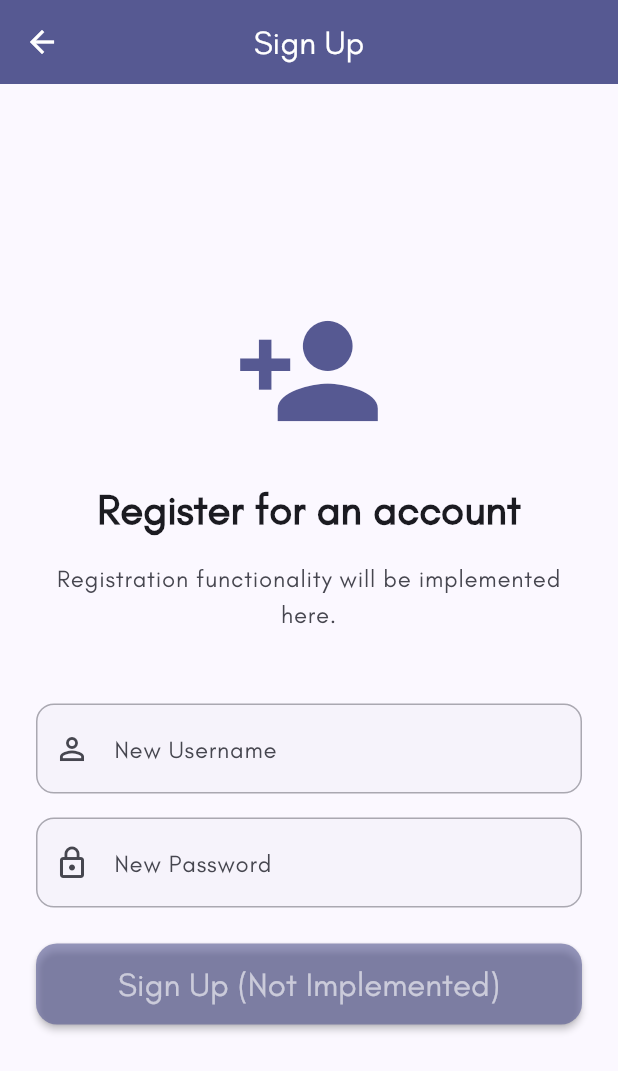
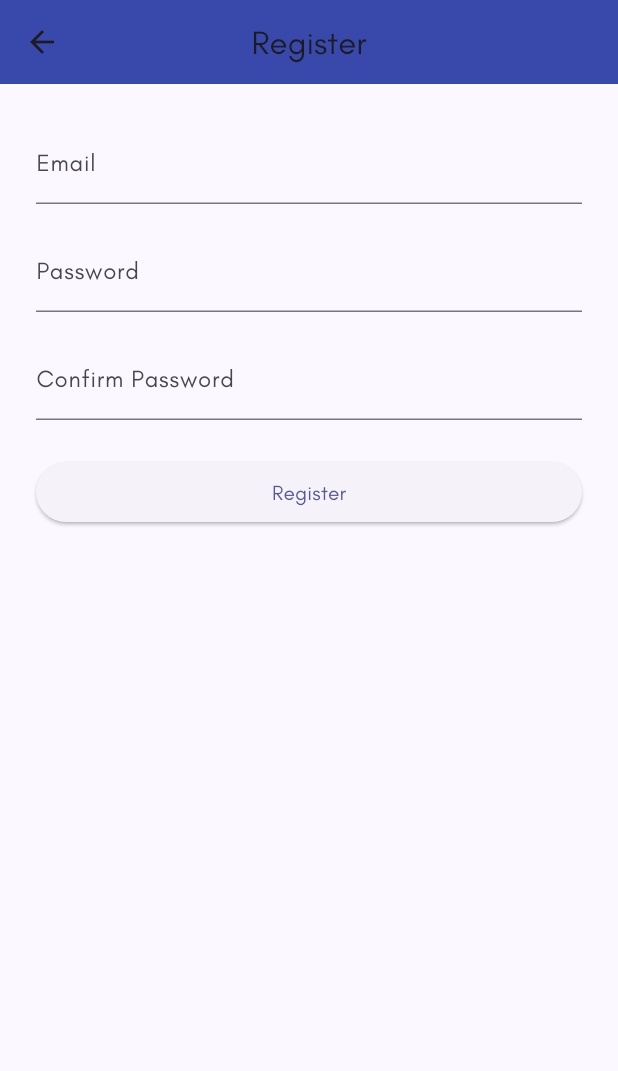
Before and after one commit to Cole-Brito/ENG4001, a Flutter app: the RegisterScreen screen opened directly, on a phone screen of 412 x 824 dp. Shown: the top 1071 px of the screen. Run offline on Flutter 3.47's test engine with Material 3 defaults, Android fonts, the light colour scheme and no system bars; our stand-ins replace firebase_auth, firebase_core; accounts and stored records are empty.

Commit message:
JL - Integrated Firebase Authentication for login and registration

```diff
--- a/lib/screens/register_screen.dart
+++ b/lib/screens/register_screen.dart
@@ -1,149 +1,96 @@
-/*
-* UI Author : Bivin Job
-*/
+import 'package:flutter/material.dart';
+// Added by Jean Luc
+import 'package:firebase_auth/firebase_auth.dart'
+    as fb_auth; // Importing Firebase Auth for user registration
 
-import 'package:flutter/material.dart';
+class RegisterScreen extends StatefulWidget {
+  const RegisterScreen({super.key});
 
-/// Register/Sign Up Screen (placeholder)
-class RegisterScreen extends StatelessWidget {
-  const RegisterScreen({super.key});
+  @override
+  _RegisterScreenState createState() => _RegisterScreenState();
+}
+
+class _RegisterScreenState extends State<RegisterScreen> {
+  // Added by Jean Luc - Email and password controllers
+  final TextEditingController _emailController = TextEditingController();
+  final TextEditingController _passwordController = TextEditingController();
+  final TextEditingController _confirmPasswordController =
+      TextEditingController();
+
+  void _register() async {
+    final String email = _emailController.text.trim();
+    final String password = _passwordController.text.trim();
+    final String confirmPassword = _confirmPasswordController.text.trim();
+
+    if (password != confirmPassword) {
+      _showError('Passwords do not match');
+      return;
+    }
+
+    try {
+      await fb_auth.FirebaseAuth.instance.createUserWithEmailAndPassword(
+        email: email,
+        password: password,
+      );
+
+      ScaffoldMessenger.of(
+        context,
+      ).showSnackBar(const SnackBar(content: Text('Registration successful!')));
+      Navigator.pop(context);
+    } catch (e) {
+      _showError('Registration failed: ${e.toString().split(']').last}');
+    }
+  }
+
+  void _showError(String message) {
+    ScaffoldMessenger.of(context).showSnackBar(
+      SnackBar(
+        content: Text(message),
+        backgroundColor: Theme.of(context).colorScheme.error,
+        behavior: SnackBarBehavior.floating,
+      ),
+    );
+  }
+
+  @override
+  void dispose() {
+    _emailController.dispose();
+    _passwordController.dispose();
+    _confirmPasswordController.dispose();
+    super.dispose();
+  }
 
   @override
   Widget build(BuildContext context) {
     return Scaffold(
       appBar: AppBar(
-        title: const Text('Sign Up'),
-        backgroundColor: Theme.of(context).colorScheme.primary,
-        foregroundColor: Theme.of(context).colorScheme.onPrimary,
-        elevation: 4,
+        title: const Text('Register'),
+        backgroundColor: Colors.indigo.shade600,
       ),
-      body: Center(
-        child: SingleChildScrollView(
+      body: Padding(
         padding: const EdgeInsets.all(24.0),
         child: Column(
-            mainAxisAlignment: MainAxisAlignment.center,
+          crossAxisAlignment: CrossAxisAlignment.stretch,
           children: <Widget>[
-              Icon(
-                Icons.person_add,
-                size: 100,
-                color: Theme.of(context).colorScheme.primary,
-              ),
-              const SizedBox(height: 24),
-              Text(
-                'Register for an account',
-                textAlign: TextAlign.center,
-                style: Theme.of(context).textTheme.headlineMedium!.copyWith(
-                  fontWeight: FontWeight.bold,
-                  color: Theme.of(context).colorScheme.onSurface,
-                ),
-              ),
-              const SizedBox(height: 16),
-              Text(
-                'Registration functionality will be implemented here.',
-                textAlign: TextAlign.center,
-                style: Theme.of(context).textTheme.bodyLarge!.copyWith(
-                  color: Theme.of(context).colorScheme.onSurfaceVariant,
-                ),
-              ),
-              const SizedBox(height: 48),
             TextField(
-                decoration: InputDecoration(
-                  labelText: 'New Username',
-                  hintText: 'Choose a unique username',
-                  prefixIcon: const Icon(Icons.person_outline),
-                  border: OutlineInputBorder(
-                    borderRadius: BorderRadius.circular(12),
-                    borderSide: BorderSide.none,
-                  ),
-                  enabledBorder: OutlineInputBorder(
-                    borderRadius: BorderRadius.circular(12),
-                    borderSide: BorderSide(
-                      color: Theme.of(
-                        context,
-                      ).colorScheme.outline.withOpacity(0.6),
-                      width: 1,
-                    ),
-                  ),
-                  focusedBorder: OutlineInputBorder(
-                    borderRadius: BorderRadius.circular(12),
-                    borderSide: BorderSide(
-                      color: Theme.of(context).colorScheme.primary,
-                      width: 2,
-                    ),
-                  ),
-                  filled: true,
-                  fillColor: Theme.of(
-                    context,
-                  ).colorScheme.surfaceVariant.withOpacity(0.2),
-                  contentPadding: const EdgeInsets.symmetric(
-                    vertical: 18.0,
-                    horizontal: 16.0,
-                  ),
-                ),
-                keyboardType: TextInputType.text,
-                textInputAction: TextInputAction.next,
+              controller: _emailController,
+              decoration: const InputDecoration(labelText: 'Email'),
             ),
             const SizedBox(height: 16),
             TextField(
-                decoration: InputDecoration(
-                  labelText: 'New Password',
-                  hintText: 'Create a strong password',
-                  prefixIcon: const Icon(Icons.lock_outline),
-                  border: OutlineInputBorder(
-                    borderRadius: BorderRadius.circular(12),
-                    borderSide: BorderSide.none,
+              controller: _passwordController,
+              obscureText: true,
+              decoration: const InputDecoration(labelText: 'Password'),
             ),
-                  enabledBorder: OutlineInputBorder(
-                    borderRadius: BorderRadius.circular(12),
-                    borderSide: BorderSide(
-                      color: Theme.of(
-                        context,
-                      ).colorScheme.outline.withOpacity(0.6),
-                      width: 1,
-                    ),
-                  ),
-                  focusedBorder: OutlineInputBorder(
-                    borderRadius: BorderRadius.circular(12),
-                    borderSide: BorderSide(
-                      color: Theme.of(context).colorScheme.primary,
-                      width: 2,
-                    ),
-                  ),
-                  filled: true,
-                  fillColor: Theme.of(
-                    context,
-                  ).colorScheme.surfaceVariant.withOpacity(0.2),
-                  contentPadding: const EdgeInsets.symmetric(
-                    vertical: 18.0,
-                    horizontal: 16.0,
-                  ),
-                ),
+            const SizedBox(height: 16),
+            TextField(
+              controller: _confirmPasswordController,
               obscureText: true,
-                keyboardType: TextInputType.visiblePassword,
-                textInputAction: TextInputAction.done,
+              decoration: const InputDecoration(labelText: 'Confirm Password'),
             ),
             const SizedBox(height: 24),
-              ElevatedButton(
-                onPressed: () {
-                  // As requested, this button does nothing for now.
-                },
-                style: ElevatedButton.styleFrom(
-                  minimumSize: const Size(double.infinity, 54),
-                  shape: RoundedRectangleBorder(
-                    borderRadius: BorderRadius.circular(14),
-                  ),
-                  backgroundColor: Theme.of(context).colorScheme.primary
-                      .withOpacity(0.6), // Visually indicates it's inactive
-                  foregroundColor: Theme.of(
-                    context,
-                  ).colorScheme.onPrimary.withOpacity(0.6),
-                  elevation: 2,
-                  textStyle: Theme.of(context).textTheme.titleLarge,
-                ),
-                child: const Text('Sign Up (Not Implemented)'),
-              ),
+            ElevatedButton(onPressed: _register, child: const Text('Register')),
           ],
-          ),
         ),
       ),
     );
--- a/pubspec.yaml
+++ b/pubspec.yaml
@@ -14,6 +14,8 @@ dependencies:
   cupertino_icons: ^1.0.8
 
   google_fonts: ^6.2.1
+  firebase_core: ^2.30.0
+  firebase_auth: ^4.17.3
 
 
 dev_dependencies:
```
Also changed, not shown: lib/main.dart (+12 -4 lines), lib/screens/login_screen.dart (+27 -68 lines), firebase.json (added), lib/firebase_options.dart (added), pubspec.lock, 6 other files. Lines whose indentation alone changed are shown as unchanged.
